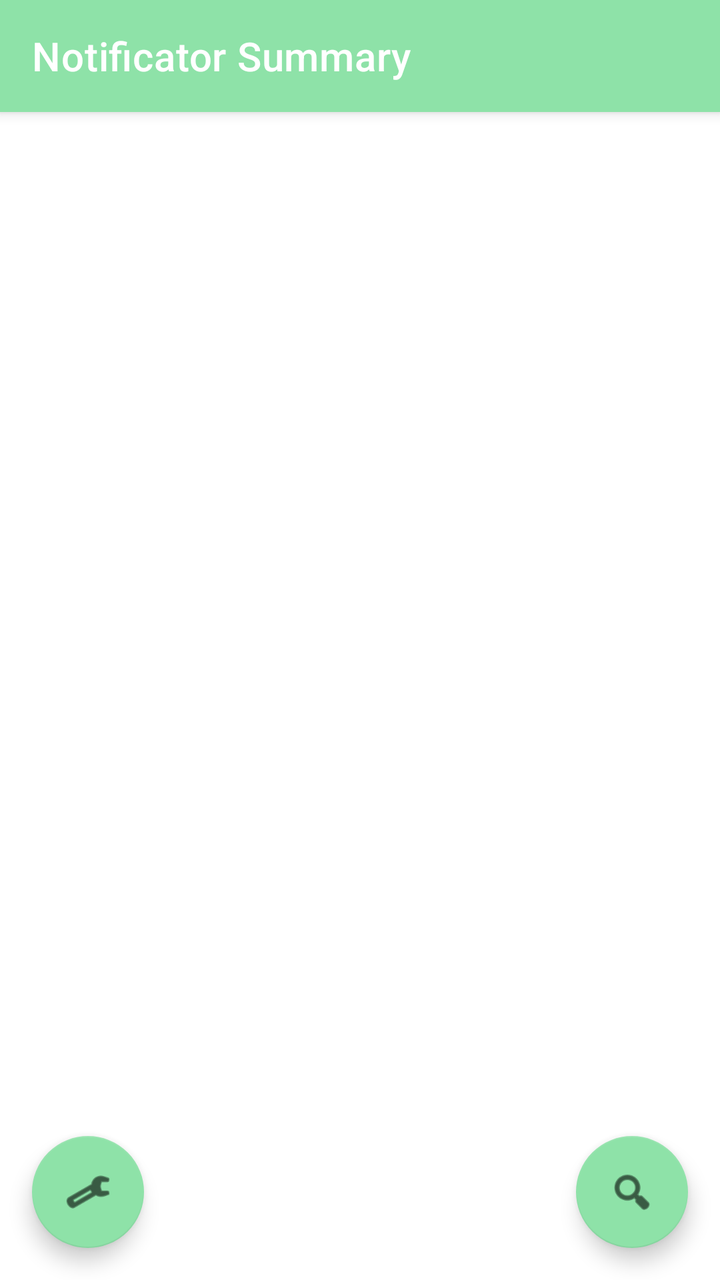
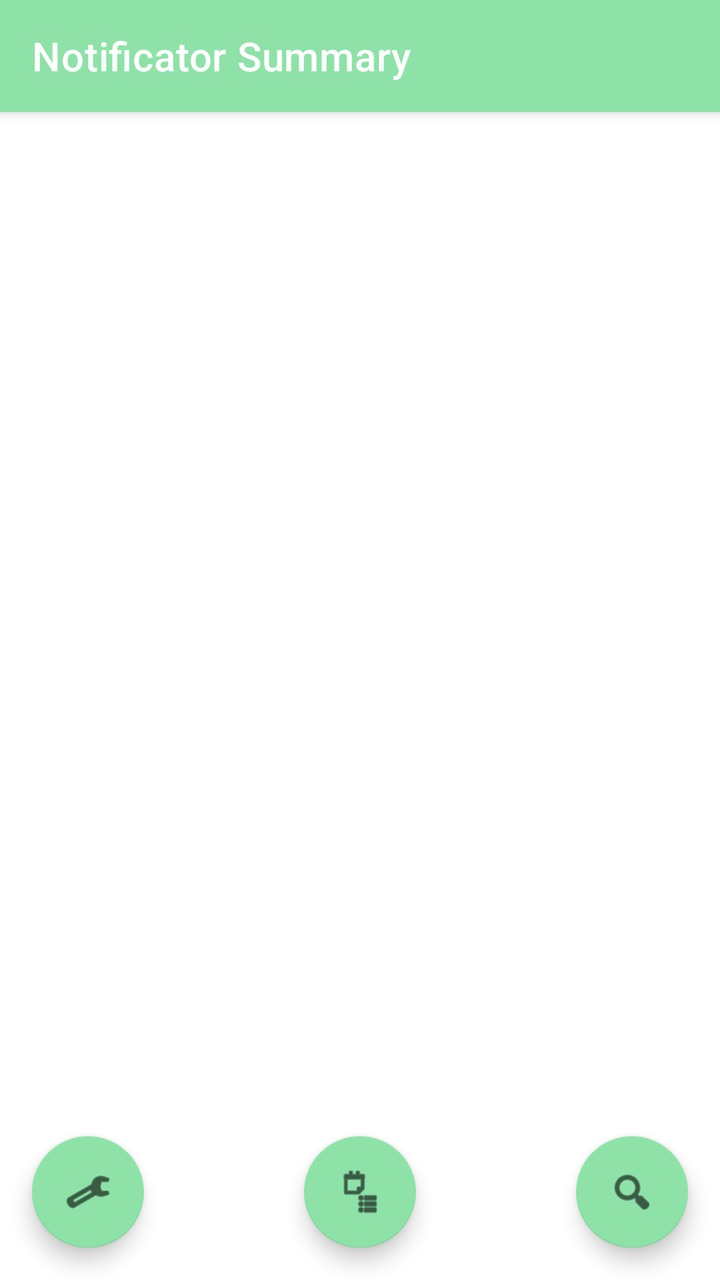

The first picture is an Android layout as it rendered before a commit; the second is the same layout after the commit. The layout source and the unified diff follow.
<!-- AndroidManifest.xml: activity theme Theme.NotiSummarizer.NoActionBar -->
<!-- res/layout/activity_main.xml -->
<?xml version="1.0" encoding="utf-8"?>
<androidx.coordinatorlayout.widget.CoordinatorLayout
    xmlns:android="http://schemas.android.com/apk/res/android"
    xmlns:app="http://schemas.android.com/apk/res-auto"
    android:layout_width="match_parent"
    android:layout_height="match_parent">

    <com.google.android.material.appbar.AppBarLayout
        android:layout_width="match_parent"
        android:layout_height="wrap_content">

        <com.google.android.material.appbar.MaterialToolbar
            android:id="@+id/toolbar"
            android:layout_width="match_parent"
            android:layout_height="?attr/actionBarSize"
            android:background="?attr/colorPrimary"
            app:title="Notificator Summary"
            app:titleTextColor="@android:color/white" />

    </com.google.android.material.appbar.AppBarLayout>

    <androidx.constraintlayout.widget.ConstraintLayout
        android:layout_width="match_parent"
        android:layout_height="match_parent"
        app:layout_behavior="@string/appbar_scrolling_view_behavior">

        <androidx.recyclerview.widget.RecyclerView
            android:id="@+id/recyclerViewChats"
            android:layout_width="match_parent"
            android:layout_height="match_parent"
            android:clipToPadding="false"
            android:padding="8dp"
            app:layout_constraintBottom_toBottomOf="parent"
            app:layout_constraintEnd_toEndOf="parent"
            app:layout_constraintStart_toStartOf="parent"
            app:layout_constraintTop_toTopOf="parent" />

        <TextView
            android:id="@+id/textViewEmpty"
            style="@style/TextAppearance.App.Body"
            android:layout_width="wrap_content"
            android:layout_height="wrap_content"
            android:text="No hay chats disponibles.\nLas notificaciones aparecerán aquí."
            android:textAlignment="center"
            android:visibility="gone"
            app:layout_constraintBottom_toBottomOf="parent"
            app:layout_constraintEnd_toEndOf="parent"
            app:layout_constraintStart_toStartOf="parent"
            app:layout_constraintTop_toTopOf="parent" />

    </androidx.constraintlayout.widget.ConstraintLayout>

    <com.google.android.material.floatingactionbutton.FloatingActionButton
        style="@style/Widget.App.Fab"
        android:id="@+id/fabSettings"
        android:layout_width="wrap_content"
        android:layout_height="wrap_content"
        android:layout_gravity="bottom|start"
        android:layout_margin="16dp"
        android:contentDescription="Settings"
        app:srcCompat="@android:drawable/ic_menu_preferences" />

    <com.google.android.material.floatingactionbutton.FloatingActionButton
        style="@style/Widget.App.Fab"
        android:id="@+id/fabFilter"
        android:layout_width="wrap_content"
        android:layout_height="wrap_content"
        android:layout_gravity="bottom|end"
        android:layout_margin="16dp"
        android:contentDescription="Filtros"
        app:srcCompat="@android:drawable/ic_menu_search" />

</androidx.coordinatorlayout.widget.CoordinatorLayout>
<!-- resources referenced by this layout -->
<resources>
  <style name="TextAppearance.App.Body" parent="TextAppearance.MaterialComponents.Body1">
          <item name="android:textColor">@color/colorTextPrimary</item>
      </style>
  <style name="Widget.App.Fab" parent="Widget.MaterialComponents.FloatingActionButton">
          <item name="backgroundTint">@color/colorPrimary</item>
          <item name="rippleColor">@color/colorPrimaryVariant</item>
      </style>
  <style name="Theme.NotiSummarizer.NoActionBar" parent="Theme.MaterialComponents.DayNight.NoActionBar">
          <item name="colorPrimary">@color/colorPrimary</item>
          <item name="colorPrimaryVariant">@color/colorPrimaryVariant</item>
          <item name="colorOnPrimary">@color/colorOnPrimary</item>
          <item name="colorSecondary">@color/colorSecondary</item>
          <item name="colorSecondaryVariant">@color/colorSecondaryVariant</item>
          <item name="colorOnSecondary">@color/black</item>
          <item name="android:windowBackground">@color/colorBackground</item>
          <item name="android:statusBarColor">@color/colorPrimaryVariant</item>
          <item name="android:windowLightStatusBar">true</item>
          <item name="android:navigationBarColor">@color/colorBackground</item>
      </style>
  <color name="colorTextPrimary">#212121</color>
  <color name="colorPrimary">#8EE2A8</color>
  <color name="colorPrimaryVariant">#C6F6D5</color>
  <color name="colorOnPrimary">#FFFFFFFF</color>
  <color name="colorSecondary">#B8F0E4</color>
  <color name="colorSecondaryVariant">#DFFCF0</color>
  <color name="black">#FF000000</color>
  <color name="colorBackground">#FFFFFF</color>
</resources>

<!-- the commit's change to res/layout/activity_main.xml (unified diff, before → after) -->
@@ -70,4 +70,14 @@
         android:contentDescription="Filtros"
         app:srcCompat="@android:drawable/ic_menu_search" />
 
+    <com.google.android.material.floatingactionbutton.FloatingActionButton
+        style="@style/Widget.App.Fab"
+        android:id="@+id/fabSummarizeAll"
+        android:layout_width="wrap_content"
+        android:layout_height="wrap_content"
+        android:layout_gravity="bottom|center"
+        android:layout_margin="16dp"
+        android:contentDescription="Resumen del día"
+        app:srcCompat="@android:drawable/ic_menu_agenda" />
+
 </androidx.coordinatorlayout.widget.CoordinatorLayout>
